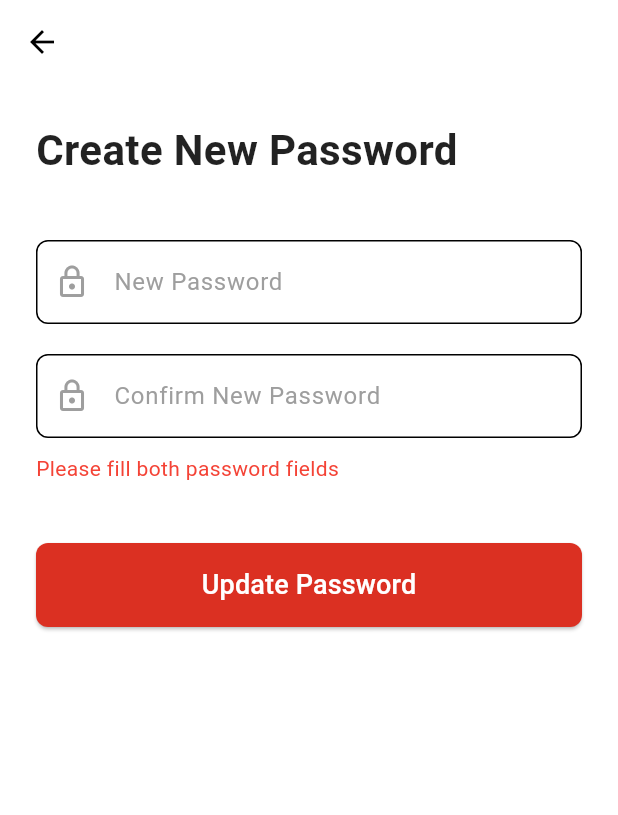
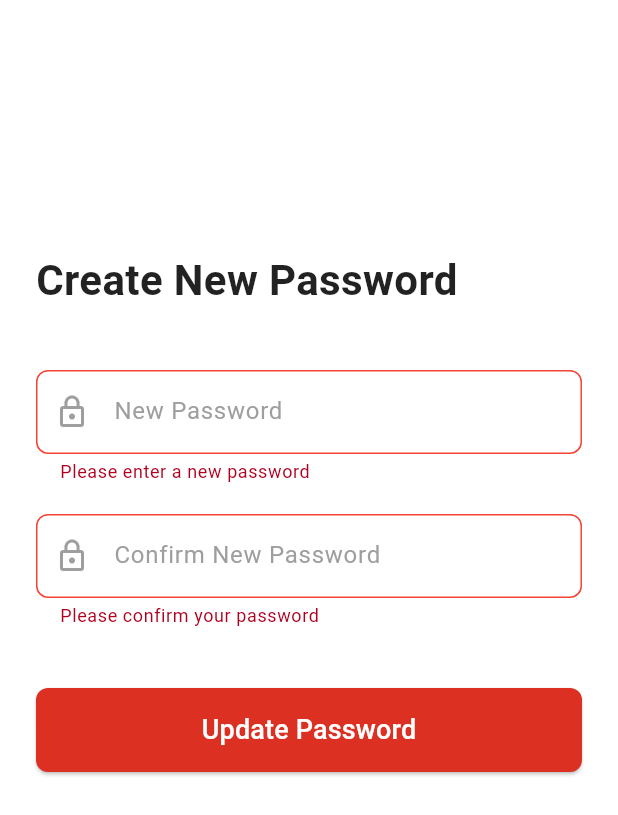
Before and after one commit to meraj15/Product-APP, a Flutter app: the CreateNewPasswordScreen screen opened directly with empty values, after a tap on "Update Password", on a phone screen of 412 x 824 dp. Shown: the top 815 px of the screen. Run offline on Flutter 3.47's test engine with Material 3 defaults, Android fonts, the light colour scheme and no system bars; our stand-ins replace carousel_slider, dots_indicator, flutter_rating_bar, flutter_slidable, flutter_styled_toast, flutter_svg and 9 more; missing offline and left inert: flutter_inappwebview, razorpay_flutter; accounts and stored records are empty.

Commit message:
solve small bugs

```diff
--- a/lib/provider/product_provider.dart
+++ b/lib/provider/product_provider.dart
@@ -45,12 +45,10 @@ class ProductData extends ChangeNotifier {
   TextEditingController userCountry = TextEditingController();
   GlobalKey<FormState> formKeySignUp = GlobalKey<FormState>();
   TextEditingController signUpUserName = TextEditingController();
-  TextEditingController userSignEmail = TextEditingController();
   TextEditingController userSignPassword = TextEditingController();
   TextEditingController userSignConfirmPassword = TextEditingController();
   TextEditingController userSignMobile = TextEditingController();
   String signScreenErrorMsg = "";
-
   bool isMyOrdersLoaded = true;
   List<dynamic> userDetails = [];
   bool? isCheckBox = false;
--- a/lib/routes/app_routes.dart
+++ b/lib/routes/app_routes.dart
@@ -1,10 +1,10 @@
 import 'package:flutter/material.dart';
 import 'package:product_app/view/address_form_screen.dart';
 import 'package:product_app/view/all_my_reviews.dart';
-import 'package:product_app/view/change_password_screen.dart';
+
 import 'package:product_app/view/login_screen.dart';
 import 'package:product_app/view/payment_method_screen.dart';
-import 'package:product_app/view/sign_up_screen.dart';
+
 
 import '../Navigation/navigation.dart';
 import '../view/add_carts_screen.dart';
@@ -24,7 +24,7 @@ class AppRoutes {
   static const String homeScreen = "home_screen";
   static const String bottemNavigationBar = "bottem_navigationBar";
   static const String addressForm = "address_form";
-  static const String signupScreen = "sign_up_screen";
+
    static const String orderSuccessScreen = "order_success_screen";
    static const String myorderScreen = "my_order_screen";
    static const String myallreviews = "my_all_reviews";
@@ -41,7 +41,7 @@ class AppRoutes {
     homeScreen: (_) => const HomeScreen(),
     bottemNavigationBar: (_) => const BottemNavigationBar(),
     addressForm: (_) =>const  AddressForm(),
-    signupScreen:(_) =>const SignUpScreen(),
+
     orderSuccessScreen : (_) =>const OrdersSuccessScreen(),
     myorderScreen:(_) =>const MyOrderScreen(),
     myallreviews:(_)=>const AllMyReviews(),
--- a/lib/view/change_password_screen.dart
+++ b/lib/view/change_password_screen.dart
@@ -11,7 +11,6 @@ class CreateNewPasswordScreen extends StatefulWidget {
   const CreateNewPasswordScreen({super.key, required this.email});
 
   @override
-  // ignore: library_private_types_in_public_api
   _CreateNewPasswordScreenState createState() => _CreateNewPasswordScreenState();
 }
 
@@ -30,11 +29,8 @@ class _CreateNewPasswordScreenState extends State<CreateNewPasswordScreen> {
   }
 
   Future<void> _updatePassword() async {
-    if (_newPasswordController.text.isEmpty || _confirmPasswordController.text.isEmpty) {
-      setState(() {
-        _message = 'Please fill both password fields';
-      });
-      return;
+    if (!_createPasswordFormKey.currentState!.validate()) {
+      return; // Stop if validation fails
     }
 
     setState(() {
@@ -78,15 +74,17 @@ class _CreateNewPasswordScreenState extends State<CreateNewPasswordScreen> {
   @override
   Widget build(BuildContext context) {
     return Scaffold(
-      appBar: AppBar(
-        backgroundColor: Colors.white,
-        elevation: 0,
-      ),
-      body: Padding(
-        padding: const EdgeInsets.all(24.0),
+      body: SafeArea(
+        child: SingleChildScrollView(
+          child: Container(
+            height: MediaQuery.of(context).size.height,
+            alignment: const Alignment(0, -0.3), // Slightly above center
+            child: Padding(
+              padding: const EdgeInsets.symmetric(horizontal: 24.0),
               child: Form(
                 key: _createPasswordFormKey,
                 child: Column(
+                  mainAxisSize: MainAxisSize.min, // Shrink-wrap content
                   crossAxisAlignment: CrossAxisAlignment.start,
                   children: [
                     const Text(
@@ -102,38 +100,70 @@ class _CreateNewPasswordScreenState extends State<CreateNewPasswordScreen> {
                       controller: _newPasswordController,
                       obscureText: true,
                       decoration: InputDecoration(
-                  prefixIcon:const Icon(Icons.lock_outline, color: Colors.grey),
+                        prefixIcon: const Icon(Icons.lock_outline, color: Colors.grey),
                         labelText: "New Password",
-                  labelStyle:const TextStyle(color: Colors.grey),
+                        labelStyle: const TextStyle(color: Colors.grey),
                         border: OutlineInputBorder(
                           borderRadius: BorderRadius.circular(8),
-                    borderSide:const BorderSide(color: Colors.grey),
+                          borderSide: const BorderSide(color: Colors.grey),
                         ),
                         focusedBorder: OutlineInputBorder(
                           borderRadius: BorderRadius.circular(8),
                           borderSide: BorderSide(color: Theme.of(context).primaryColor),
                         ),
+                        errorBorder: OutlineInputBorder(
+                          borderRadius: BorderRadius.circular(8),
+                          borderSide: const BorderSide(color: Colors.red),
+                        ),
+                        focusedErrorBorder: OutlineInputBorder(
+                          borderRadius: BorderRadius.circular(8),
+                          borderSide: const BorderSide(color: Colors.red),
+                        ),
                       ),
                       keyboardType: TextInputType.visiblePassword,
+                      validator: (value) {
+                        if (value == null || value.isEmpty) {
+                          return 'Please enter a new password';
+                        } else if (value.length < 6) {
+                          return 'Password must be at least 6 characters';
+                        }
+                        return null;
+                      },
                     ),
                     const SizedBox(height: 20),
                     TextFormField(
                       controller: _confirmPasswordController,
                       obscureText: true,
                       decoration: InputDecoration(
-                  prefixIcon:const Icon(Icons.lock_outline, color: Colors.grey),
+                        prefixIcon: const Icon(Icons.lock_outline, color: Colors.grey),
                         labelText: "Confirm New Password",
-                  labelStyle:const TextStyle(color: Colors.grey),
+                        labelStyle: const TextStyle(color: Colors.grey),
                         border: OutlineInputBorder(
                           borderRadius: BorderRadius.circular(8),
-                    borderSide:const BorderSide(color: Colors.grey),
+                          borderSide: const BorderSide(color: Colors.grey),
                         ),
                         focusedBorder: OutlineInputBorder(
                           borderRadius: BorderRadius.circular(8),
                           borderSide: BorderSide(color: Theme.of(context).primaryColor),
                         ),
+                        errorBorder: OutlineInputBorder(
+                          borderRadius: BorderRadius.circular(8),
+                          borderSide: const BorderSide(color: Colors.red),
+                        ),
+                        focusedErrorBorder: OutlineInputBorder(
+                          borderRadius: BorderRadius.circular(8),
+                          borderSide: const BorderSide(color: Colors.red),
+                        ),
                       ),
                       keyboardType: TextInputType.visiblePassword,
+                      validator: (value) {
+                        if (value == null || value.isEmpty) {
+                          return 'Please confirm your password';
+                        } else if (value != _newPasswordController.text) {
+                          return 'Passwords do not match';
+                        }
+                        return null;
+                      },
                     ),
                     if (_message.isNotEmpty)
                       Padding(
@@ -155,14 +185,14 @@ class _CreateNewPasswordScreenState extends State<CreateNewPasswordScreen> {
                         onPressed: _isLoading ? null : _updatePassword,
                         style: ElevatedButton.styleFrom(
                           backgroundColor: AppColor.appMainColor,
-                    padding: EdgeInsets.symmetric(vertical: 15),
+                          padding: const EdgeInsets.symmetric(vertical: 15),
                           shape: RoundedRectangleBorder(
                             borderRadius: BorderRadius.circular(8),
                           ),
                         ),
                         child: _isLoading
-                      ?const CircularProgressIndicator(color: Colors.white)
-                      :const Text(
+                            ? const CircularProgressIndicator(color: Colors.white)
+                            : const Text(
                                 "Update Password",
                                 style: TextStyle(
                                   fontSize: 18,
@@ -175,6 +205,9 @@ class _CreateNewPasswordScreenState extends State<CreateNewPasswordScreen> {
                 ),
               ),
             ),
+          ),
+        ),
+      ),
     );
   }
 }
--- a/lib/view/forgot_password_screen.dart
+++ b/lib/view/forgot_password_screen.dart
@@ -11,7 +11,7 @@ class ForgotPasswordScreen extends StatelessWidget {
     return Scaffold(
       appBar: AppBar(
         backgroundColor: Colors.white,
-        elevation: 0, // Removes shadow for a cleaner look
+        elevation: 0,
       ),
       body: Padding(
         padding: const EdgeInsets.all(16.0),
```
Also changed, not shown: lib/view/login_screen.dart (+8 -4 lines), lib/view/otp_screen.dart (+11 -7 lines), lib/view/sign_up_screen.dart (+4 -3 lines). Lines whose indentation alone changed are shown as unchanged.
